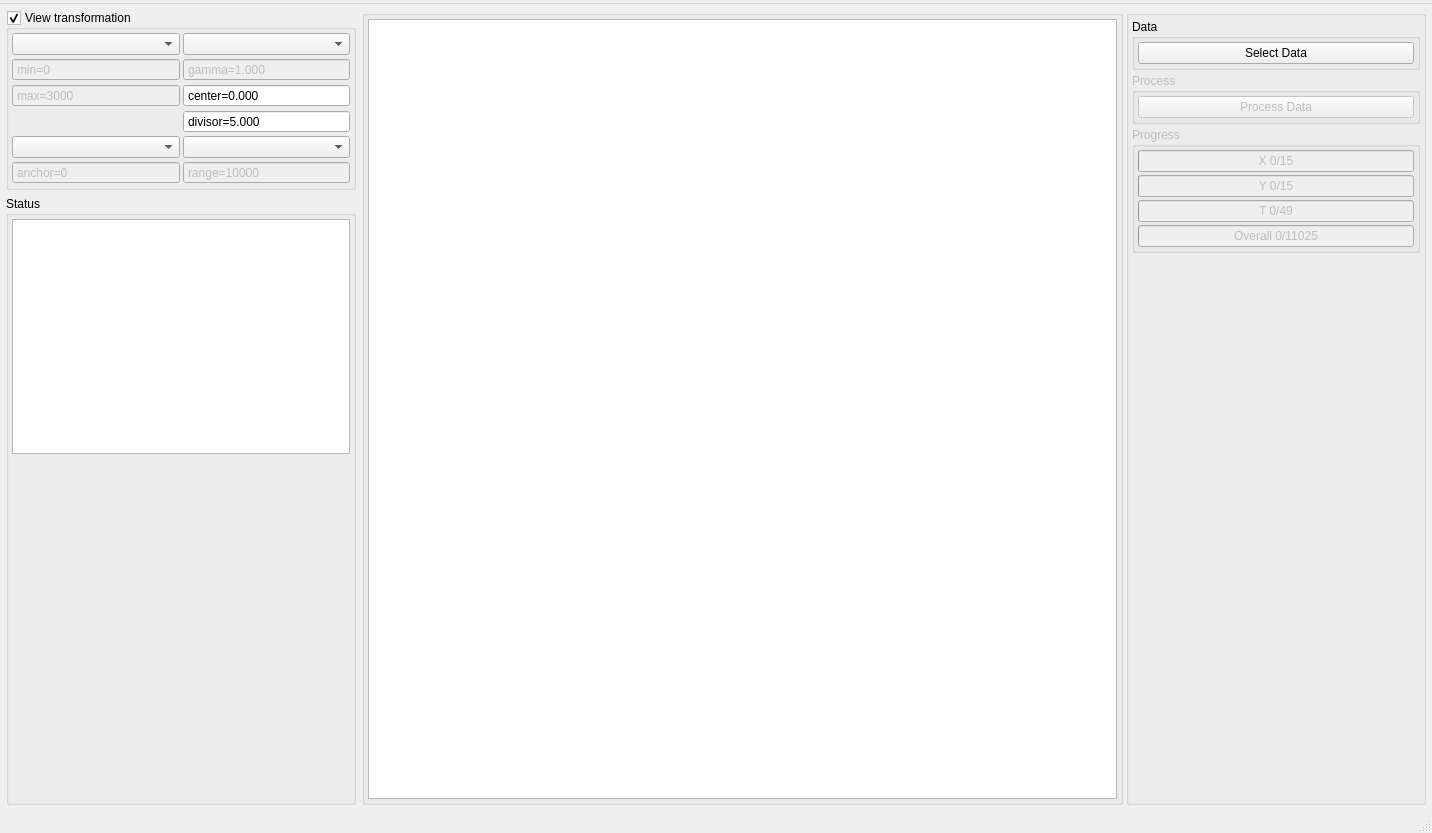
Before: the Qt Designer form Code/d_makro_megafoci.ui in DavidEilenstein/ImageD, drawn with Qt 5.
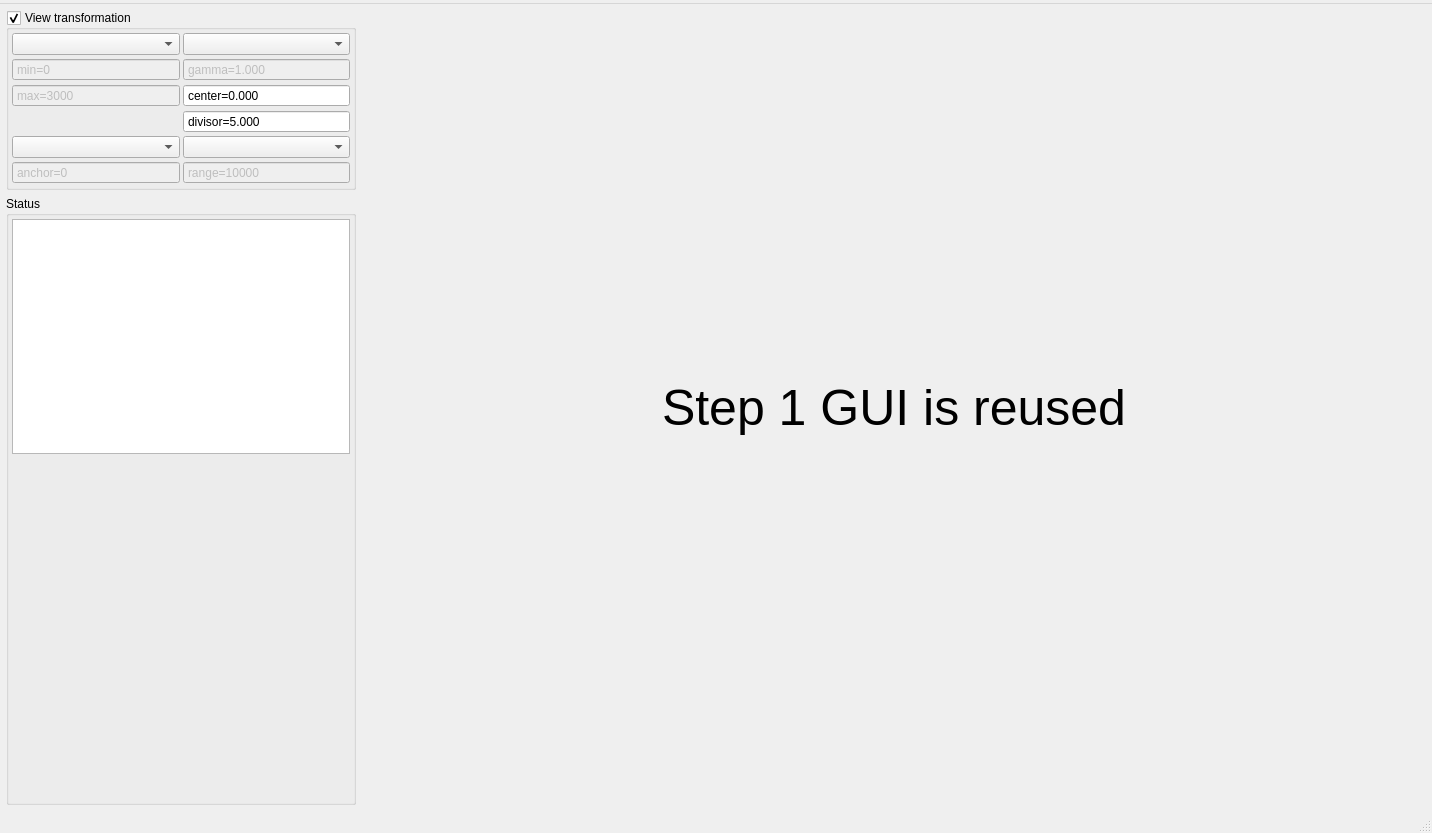
After: the same form once the commit is applied. The open tabs and pages were chosen to show the change.

Diff of the .ui file:
```diff
--- a/Code/d_makro_megafoci.ui
+++ b/Code/d_makro_megafoci.ui
@@ -4664,240 +4664,17 @@
         <property name="spacing">
          <number>3</number>
         </property>
-        <item row="0" column="1">
-         <widget class="QGroupBox" name="groupBox_MS3_Controls">
-          <property name="minimumSize">
-           <size>
-            <width>300</width>
-            <height>0</height>
-           </size>
-          </property>
-          <property name="maximumSize">
-           <size>
-            <width>300</width>
-            <height>16777215</height>
-           </size>
-          </property>
-          <property name="title">
-           <string/>
-          </property>
-          <layout class="QGridLayout" name="gridLayout_45">
-           <property name="leftMargin">
-            <number>3</number>
-           </property>
-           <property name="topMargin">
-            <number>3</number>
-           </property>
-           <property name="rightMargin">
-            <number>3</number>
-           </property>
-           <property name="bottomMargin">
-            <number>3</number>
-           </property>
-           <property name="spacing">
-            <number>3</number>
-           </property>
-           <item row="0" column="0" colspan="2">
-            <widget class="QGroupBox" name="groupBox_MS3_Data">
-             <property name="title">
-              <string>Data</string>
-             </property>
-             <layout class="QGridLayout" name="gridLayout_48">
-              <property name="leftMargin">
-               <number>3</number>
-              </property>
-              <property name="topMargin">
-               <number>3</number>
-              </property>
-              <property name="rightMargin">
-               <number>3</number>
-              </property>
-              <property name="bottomMargin">
-               <number>3</number>
-              </property>
-              <property name="spacing">
-               <number>3</number>
-              </property>
-              <item row="0" column="0">
-               <widget class="QPushButton" name="pushButton_MS3_SelecData">
-                <property name="text">
-                 <string>Select Data</string>
-                </property>
-               </widget>
-              </item>
-             </layout>
-            </widget>
-           </item>
-           <item row="1" column="0" colspan="2">
-            <widget class="QGroupBox" name="groupBox_MS3_Process">
-             <property name="enabled">
-              <bool>false</bool>
-             </property>
-             <property name="title">
-              <string>Process</string>
-             </property>
-             <layout class="QGridLayout" name="gridLayout_49">
-              <property name="leftMargin">
-               <number>3</number>
-              </property>
-              <property name="topMargin">
-               <number>3</number>
-              </property>
-              <property name="rightMargin">
-               <number>3</number>
-              </property>
-              <property name="bottomMargin">
-               <number>3</number>
-              </property>
-              <property name="spacing">
-               <number>3</number>
-              </property>
-              <item row="0" column="0">
-               <widget class="QPushButton" name="pushButton_MS3_ProcessData">
-                <property name="text">
-                 <string>Process Data</string>
-                </property>
-               </widget>
-              </item>
-             </layout>
-            </widget>
-           </item>
-           <item row="5" column="0" colspan="2">
-            <spacer name="verticalSpacer_MS3">
-             <property name="orientation">
-              <enum>Qt::Vertical</enum>
-             </property>
-             <property name="sizeHint" stdset="0">
-              <size>
-               <width>20</width>
-               <height>40</height>
-              </size>
-             </property>
-            </spacer>
-           </item>
-           <item row="4" column="0" colspan="2">
-            <widget class="QGroupBox" name="groupBox_MS3_Progress">
-             <property name="enabled">
-              <bool>false</bool>
-             </property>
-             <property name="title">
-              <string>Progress</string>
-             </property>
-             <layout class="QGridLayout" name="gridLayout_47">
-              <property name="leftMargin">
-               <number>3</number>
-              </property>
-              <property name="topMargin">
-               <number>3</number>
-              </property>
-              <property name="rightMargin">
-               <number>3</number>
-              </property>
-              <property name="bottomMargin">
-               <number>3</number>
-              </property>
-              <property name="spacing">
-               <number>3</number>
-              </property>
-              <item row="1" column="0">
-               <widget class="QProgressBar" name="progressBar_MS3_Progress_Y">
-                <property name="maximum">
-                 <number>15</number>
-                </property>
-                <property name="value">
-                 <number>0</number>
-                </property>
-                <property name="alignment">
-                 <set>Qt::AlignCenter</set>
-                </property>
-                <property name="format">
-                 <string>Y %p/15</string>
-                </property>
-               </widget>
-              </item>
-              <item row="0" column="0">
-               <widget class="QProgressBar" name="progressBar_MS3_Progress_X">
-                <property name="maximum">
-                 <number>15</number>
-                </property>
-                <property name="value">
-                 <number>0</number>
-                </property>
-                <property name="alignment">
-                 <set>Qt::AlignCenter</set>
-                </property>
-                <property name="format">
-                 <string>X %p/15</string>
-                </property>
-               </widget>
-              </item>
-              <item row="2" column="0">
-               <widget class="QProgressBar" name="progressBar_MS3_Progress_T">
-                <property name="maximum">
-                 <number>49</number>
-                </property>
-                <property name="value">
-                 <number>0</number>
-                </property>
-                <property name="alignment">
-                 <set>Qt::AlignCenter</set>
-                </property>
-                <property name="format">
-                 <string>T %p/49</string>
-                </property>
-               </widget>
-              </item>
-              <item row="3" column="0">
-               <widget class="QProgressBar" name="progressBar_MS3_Progress_Overall">
-                <property name="maximum">
-                 <number>11025</number>
-                </property>
-                <property name="value">
-                 <number>0</number>
-                </property>
-                <property name="alignment">
-                 <set>Qt::AlignCenter</set>
-                </property>
-                <property name="format">
-                 <string>Overall %p/11025</string>
-                </property>
-               </widget>
-              </item>
-             </layout>
-            </widget>
-           </item>
-          </layout>
-         </widget>
-        </item>
         <item row="0" column="0">
-         <widget class="QGroupBox" name="groupBox_MS3_View">
-          <property name="title">
-           <string/>
+         <widget class="QLabel" name="label_40">
+          <property name="styleSheet">
+           <string notr="true">font-size: 50px</string>
           </property>
-          <layout class="QGridLayout" name="gridLayout_14">
-           <property name="leftMargin">
-            <number>3</number>
-           </property>
-           <property name="topMargin">
-            <number>3</number>
-           </property>
-           <property name="rightMargin">
-            <number>3</number>
-           </property>
-           <property name="bottomMargin">
-            <number>3</number>
-           </property>
-           <property name="spacing">
-            <number>3</number>
-           </property>
-           <item row="0" column="0">
-            <widget class="QGraphicsView" name="graphicsView_MS3_ProcViewer">
-             <property name="enabled">
-              <bool>true</bool>
-             </property>
-            </widget>
-           </item>
-          </layout>
+          <property name="text">
+           <string>Step 1 GUI is reused</string>
+          </property>
+          <property name="alignment">
+           <set>Qt::AlignCenter</set>
+          </property>
          </widget>
         </item>
        </layout>
```
Left out of the diff: 2037 changed lines with no effect on the pictures.
